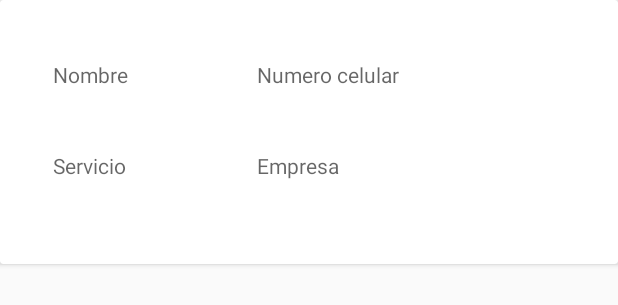
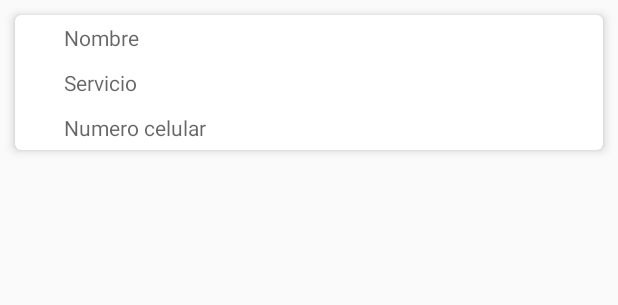
Before and after one commit to Amiwelo/demoMesing, an Android app: the layout item_services.xml on its own in the app's theme, with its tools: preview values and no code run, on a phone screen of 412 x 824 dp. Shown: the top 305 px of the screen. Run offline under Robolectric (Android 15) with nearby library versions, the phone set to English and light mode, and no system bars.

```diff
--- a/app/src/main/java/com/example/demomesing/features/home/HomeActivity.kt
+++ b/app/src/main/java/com/example/demomesing/features/home/HomeActivity.kt
@@ -64,8 +64,7 @@ class HomeActivity : AppCompatActivity() {
 
         tv_email_user.text = user?.email
         tv_name_user.text = user?.nom_usu+" "+user?.ape_pat
-        Picasso.get().load(user?.img).placeholder(R.color.colorAccent)
-            .into(img_profile_header)
+        Picasso.get().load(user?.img).placeholder(R.color.blue_grey_bg_light    ).into(img_profile_header)
         menuInflater.inflate(R.menu.main, menu)
         return true
     }
--- a/app/src/main/java/com/example/demomesing/features/home/MainRepository.kt
+++ b/app/src/main/java/com/example/demomesing/features/home/MainRepository.kt
@@ -46,7 +46,7 @@ class MainRepository : MainDataSource {
     val gson = Gson()
     override fun getServices(idServ: Int, param: ObjectOperation) {
         parameter = HashMap()
-        parameter["Opcion"] = "1"
+        parameter["Opcion"] = "2"
         parameter["IdServ"] = idServ.toString()
         Log.i("TAG SERVICES", "Servicios todos")
         callServices = ApiConfig.instanceClient()
--- a/app/src/main/java/com/example/demomesing/features/home/ui/home/HomeViewModel.kt
+++ b/app/src/main/java/com/example/demomesing/features/home/ui/home/HomeViewModel.kt
@@ -24,8 +24,6 @@ class HomeViewModel(private val dataSource: MainDataSource) : ViewModel() {
     fun getServices(idServ: Int) {
         dataSource.getServices(idServ, object : ObjectOperation {
             override fun onSuccess(obj: Any?) {
-                //val json = obj as JsonObject
-                //Log.i("JSON", "${json}")
                 _listService.value = obj as List<Servicios>
                 Log.i("TAG", "${_listService.value}")
             }
--- a/app/src/main/java/com/example/demomesing/model/ResponseService.kt
+++ b/app/src/main/java/com/example/demomesing/model/ResponseService.kt
@@ -1,6 +1,5 @@
 package com.example.demomesing.model
 
-import com.google.gson.JsonObject
 import com.google.gson.annotations.SerializedName
 
 data class ResponseService (
@@ -9,5 +8,5 @@ data class ResponseService (
     @SerializedName("cMsjDetaill")
     val cMsjDetail: String,
     @SerializedName("DtCollection")
-    val listObjects: List<JsonObject>
+    val listObjects: List<Servicios>
 )
--- a/app/src/main/res/layout/item_services.xml
+++ b/app/src/main/res/layout/item_services.xml
@@ -2,102 +2,123 @@
 <androidx.cardview.widget.CardView xmlns:android="http://schemas.android.com/apk/res/android"
     xmlns:app="http://schemas.android.com/apk/res-auto"
     android:layout_width="match_parent"
-    android:layout_height="wrap_content">
+    android:layout_height="wrap_content"
+    android:layout_gravity="center_horizontal"
+    android:layout_marginLeft="10dp"
+    android:layout_marginTop="10dp"
+    android:layout_marginRight="10dp"
+    android:layout_marginBottom="10dp"
+    app:cardCornerRadius="4dp"
+    app:cardElevation="4dp">
 
     <androidx.constraintlayout.widget.ConstraintLayout
         android:layout_width="match_parent"
-        android:layout_height="match_parent">
-
-        <TextView
-            android:id="@+id/tv_tittle_item"
-            android:layout_width="match_parent"
-            android:layout_height="wrap_content"
-            android:layout_marginLeft="50dp"
-            android:layout_marginTop="5dp"
-            android:layout_marginRight="50dp"
-            app:layout_constraintEnd_toEndOf="parent"
-            app:layout_constraintStart_toStartOf="parent"
-            app:layout_constraintTop_toTopOf="parent" />
+        android:layout_height="wrap_content">
 
         <LinearLayout
             android:id="@+id/linearLayout3"
             android:layout_width="wrap_content"
             android:layout_height="wrap_content"
-            android:layout_marginLeft="10dp"
-            android:layout_marginTop="10dp"
-            android:layout_marginBottom="20dp"
             android:orientation="vertical"
             app:layout_constraintBottom_toBottomOf="parent"
-            app:layout_constraintEnd_toStartOf="@+id/linearLayout2"
-            app:layout_constraintHorizontal_bias="0.5"
+            app:layout_constraintEnd_toStartOf="@+id/guideline"
             app:layout_constraintStart_toStartOf="parent"
-            app:layout_constraintTop_toBottomOf="@+id/tv_tittle_item">
+            app:layout_constraintTop_toTopOf="parent">
 
             <TextView
                 android:id="@+id/tv_name_item"
-                android:layout_width="100dp"
-                android:layout_height="50dp"
+                android:layout_width="match_parent"
+                android:layout_height="wrap_content"
                 android:layout_marginLeft="10dp"
                 android:layout_marginTop="5dp"
                 android:layout_marginRight="5dp"
                 android:layout_marginBottom="5dp"
-                android:hint="Nombre" />
+                android:layout_weight="1"
+                android:hint="Nombre"
+                android:singleLine="true" />
 
             <TextView
                 android:id="@+id/tv_service_item"
-                android:layout_width="100dp"
-                android:layout_height="50dp"
+                android:layout_width="match_parent"
+                android:layout_height="wrap_content"
                 android:layout_marginLeft="10dp"
                 android:layout_marginTop="5dp"
                 android:layout_marginRight="5dp"
                 android:layout_marginBottom="5dp"
-                android:hint="Servicio" />
+                android:layout_weight="1"
+                android:hint="Servicio"
+                android:singleLine="true" />
+
+            <TextView
+                android:id="@+id/tv_cellphone_item"
+                android:layout_width="match_parent"
+                android:layout_height="wrap_content"
+                android:layout_marginLeft="10dp"
+                android:layout_marginTop="5dp"
+                android:layout_marginRight="5dp"
+                android:layout_marginBottom="5dp"
+                android:layout_weight="1"
+                android:hint="Numero celular"
+                android:singleLine="true" />
         </LinearLayout>
 
-        <LinearLayout
+        <!-- <LinearLayout
             android:id="@+id/linearLayout2"
             android:layout_width="wrap_content"
             android:layout_height="wrap_content"
-            android:layout_marginLeft="10dp"
-            android:layout_marginTop="10dp"
-            android:layout_marginBottom="20dp"
-            android:orientation="vertical"
-            app:layout_constraintBottom_toBottomOf="parent"
-            app:layout_constraintEnd_toStartOf="@+id/img_photo_item"
-            app:layout_constraintHorizontal_bias="0.5"
+            android:layout_marginStart="4dp"
             app:layout_constraintStart_toEndOf="@+id/linearLayout3"
-            app:layout_constraintTop_toBottomOf="@+id/tv_tittle_item">
+            app:layout_constraintTop_toTopOf="parent">
 
-            <TextView
-                android:id="@+id/tv_cellphone_item"
-                android:layout_width="100dp"
-                android:layout_height="50dp"
-                android:layout_marginLeft="5dp"
-                android:layout_marginTop="5dp"
-                android:layout_marginRight="10dp"
-                android:layout_marginBottom="5dp"
-                android:hint="Numero celular" />
+
 
             <TextView
                 android:id="@+id/tv_enterprise_item"
-                android:layout_width="100dp"
-                android:layout_height="50dp"
+                android:layout_width="wrap_content"
+                android:layout_height="wrap_content"
                 android:layout_marginLeft="5dp"
                 android:layout_marginTop="5dp"
                 android:layout_marginRight="10dp"
                 android:layout_marginBottom="5dp"
                 android:hint="Empresa" />
-        </LinearLayout>
 
-        <ImageView
-            android:id="@+id/img_photo_item"
-            android:layout_width="100dp"
-            android:layout_height="100dp"
+
+        <!-</LinearLayout>-->
+
+        <!-- this is a comment -->
+        <androidx.constraintlayout.widget.ConstraintLayout
+            android:id="@+id/constraintLayout2"
+            android:layout_width="wrap_content"
+            android:layout_height="wrap_content"
+            android:layout_marginRight="10dp"
             app:layout_constraintBottom_toBottomOf="parent"
             app:layout_constraintEnd_toEndOf="parent"
-            app:layout_constraintHorizontal_bias="0.5"
-            app:layout_constraintStart_toEndOf="@+id/linearLayout2"
-            app:layout_constraintTop_toBottomOf="@+id/tv_tittle_item" />
+            app:layout_constraintStart_toStartOf="@+id/guideline"
+            app:layout_constraintTop_toTopOf="parent">
+
+            <ImageView
+                android:id="@+id/img_photo_item"
+                android:layout_width="50dp"
+                android:layout_height="50dp"
+                android:layout_marginLeft="5dp"
+                android:layout_marginTop="5dp"
+                android:layout_marginRight="5dp"
+                android:layout_marginBottom="5dp"
+                android:layout_weight="1"
+                app:layout_constraintBottom_toBottomOf="parent"
+                app:layout_constraintEnd_toEndOf="parent"
+                app:layout_constraintStart_toStartOf="parent"
+                app:layout_constraintTop_toTopOf="parent" />
+
+        </androidx.constraintlayout.widget.ConstraintLayout>
+
+        <androidx.constraintlayout.widget.Guideline
+            android:id="@+id/guideline"
+            android:layout_width="wrap_content"
+            android:layout_height="wrap_content"
+            android:orientation="vertical"
+            app:layout_constraintGuide_begin="155dp" />
+
 
     </androidx.constraintlayout.widget.ConstraintLayout>
 
--- a/app/src/main/res/values/colors.xml
+++ b/app/src/main/res/values/colors.xml
@@ -1,8 +1,13 @@
 <?xml version="1.0" encoding="utf-8"?>
 <resources>
-    <color name="colorPrimary">#03A9F4</color>
-    <color name="colorPrimaryDark">#0288D1</color>
-    <color name="colorAccent">#448AFF</color>
+    <color name="colorPrimary">#F44336</color>
+    <color name="colorPrimaryDark">#D32F2F</color>
+    <color name="colorAccent">#FF5722</color>
+    <color name="primary_color">#F44336</color>
+    <color name="light_primary_color">#FFCDD2</color>
+    <color name="primary_text">#212121</color>
+    <color name="secondary_text">#757575</color>
+    <color name="divider_color">#BDBDBD</color>
 
 
     <color name="red_active">#f44336</color>
```
Also changed, not shown: app/src/main/java/com/example/demomesing/features/home/ui/home/HomeFragment.kt (+30 -10 lines), app/src/main/java/com/example/demomesing/features/home/ui/home/ServiceAdapter.kt (+9 -1 lines), app/src/main/java/com/example/demomesing/model/Service.kt (added, +25 -0 lines), app/src/main/res/layout/fragment_home.xml (+23 -13 lines).
